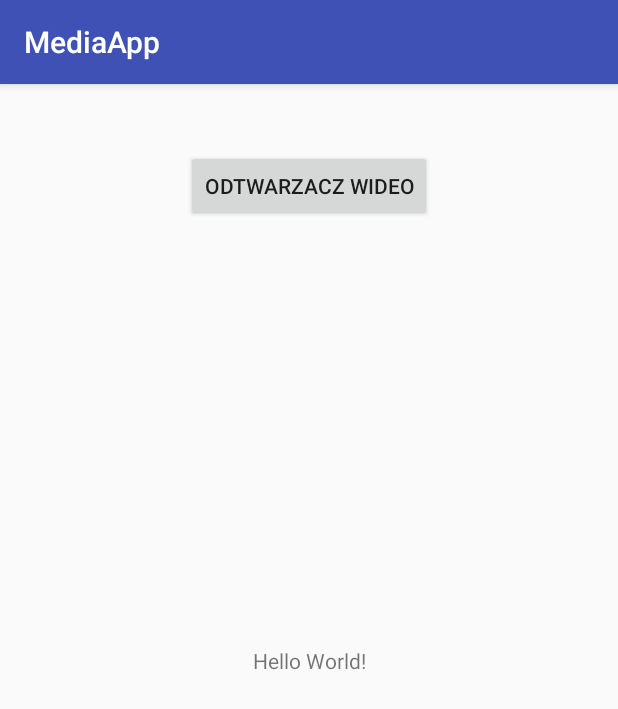
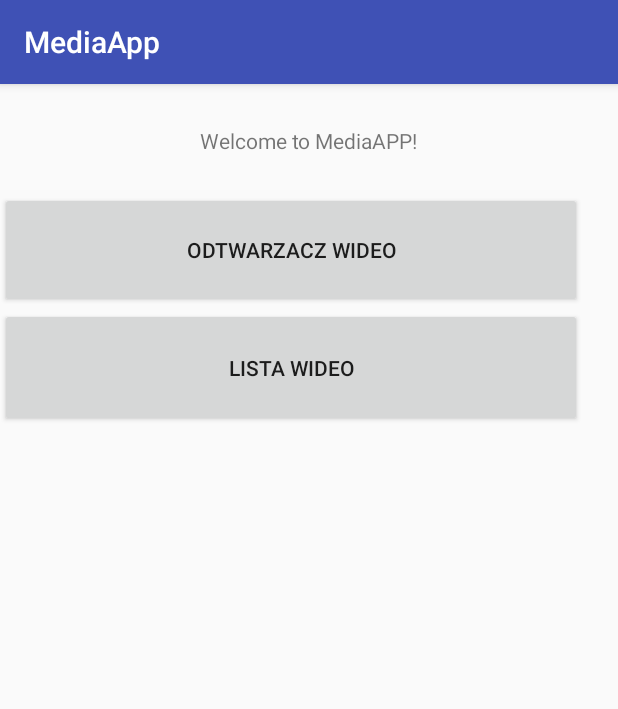
Before and after one commit to KamilPlisWSIZ/ProjektAplikacjeMobilne, an Android app: the screen it shows after launch (MainActivity), on a phone screen of 412 x 824 dp. Shown: the top 709 px of the screen. Run offline under Robolectric (Android 15) with nearby library versions, the phone set to English and light mode, and no system bars.

Commit message:
Dodanie listy filmów.

```diff
--- a/app/src/main/java/com/example/mediaapp/MainActivity.java
+++ b/app/src/main/java/com/example/mediaapp/MainActivity.java
@@ -8,20 +8,45 @@ import android.widget.Button;
 
 public class MainActivity extends AppCompatActivity {
 
+    private Button button1;
+    private Button button2;
+
+
+
     @Override
     protected void onCreate(Bundle savedInstanceState) {
         super.onCreate(savedInstanceState);
         setContentView(R.layout.activity_main);
 
-        Button yourButton = (Button) findViewById(R.id.button1);
-
-        yourButton.setOnClickListener(new View.OnClickListener(){
-            public void onClick(View v){
-                startActivity(new Intent(MainActivity.this, VideoPlayer.class));
+        button1 = (Button) findViewById(R.id.button1);
+        button1.setOnClickListener(new View.OnClickListener() {
+            @Override
+            public void onClick(View v) {
+                openVideosList();
             }
         });
 
+        button2 = (Button) findViewById(R.id.button2);
+        button2.setOnClickListener(new View.OnClickListener() {
+            @Override
+            public void onClick(View v) {
+                openVideoPlayer();
+            }
+        });
+
+    }
 
 
+    //button methods
+    public void openVideoPlayer(){
+        Intent intent = new Intent(this, VideoPlayer.class );
+        startActivity(intent);
     }
+
+    public void openVideosList(){
+        Intent intent = new Intent(this, VideosList.class );
+        startActivity(intent);
+    }
+
+
 }
--- a/app/src/main/res/layout/activity_main.xml
+++ b/app/src/main/res/layout/activity_main.xml
@@ -1,5 +1,6 @@
 <?xml version="1.0" encoding="utf-8"?>
-<android.support.constraint.ConstraintLayout xmlns:android="http://schemas.android.com/apk/res/android"
+<RelativeLayout
+    xmlns:android="http://schemas.android.com/apk/res/android"
     xmlns:app="http://schemas.android.com/apk/res-auto"
     xmlns:tools="http://schemas.android.com/tools"
     android:layout_width="match_parent"
@@ -9,22 +10,38 @@
     <TextView
         android:layout_width="wrap_content"
         android:layout_height="wrap_content"
-        android:text="Hello World!"
+        android:layout_alignParentTop="true"
+        android:layout_centerHorizontal="true"
+        android:layout_marginTop="28dp"
+        android:text="Welcome to MediaAPP!"
         app:layout_constraintBottom_toBottomOf="parent"
         app:layout_constraintLeft_toLeftOf="parent"
         app:layout_constraintRight_toRightOf="parent"
-        app:layout_constraintTop_toTopOf="parent" />
+        app:layout_constraintTop_toTopOf="parent"
+        app:layout_constraintVertical_bias="0.056" />
+
+    <Button
+        android:id="@+id/button2"
+        android:layout_width="388dp"
+        android:layout_height="77dp"
+        android:layout_alignParentStart="true"
+        android:layout_alignParentTop="true"
+        android:layout_marginTop="72dp"
+        android:text="Odtwarzacz wideo"
+        tools:layout_editor_absoluteX="-3dp"
+        tools:layout_editor_absoluteY="156dp" />
 
     <Button
         android:id="@+id/button1"
-        android:layout_width="wrap_content"
-        android:layout_height="wrap_content"
+        android:layout_width="388dp"
+        android:layout_height="79dp"
+        android:layout_alignParentStart="true"
+        android:layout_below="@+id/button2"
+        android:text="Lista wideo"
+        tools:layout_editor_absoluteX="-3dp"
+        tools:layout_editor_absoluteY="77dp" />
 
-        android:layout_marginTop="44dp"
 
-        android:text="Odtwarzacz wideo"
-        app:layout_constraintLeft_toLeftOf="parent"
-        app:layout_constraintRight_toRightOf="parent"
-        app:layout_constraintTop_toTopOf="parent" />
 
-</android.support.constraint.ConstraintLayout>
+
+</RelativeLayout>
```
Also changed, not shown: app/src/main/AndroidManifest.xml (+6 -1 lines), app/src/main/java/com/example/mediaapp/FullScreenMediaController.java (added, +62 -0 lines), app/src/main/java/com/example/mediaapp/VideoPlayer.java (+18 -1 lines), app/src/main/java/com/example/mediaapp/VideosList.java (added, +131 -0 lines), app/src/main/res/drawable/ic_fullscreen.xml (added, +9 -0 lines), app/src/main/res/drawable/ic_fullscreen_exit.xml (added, +9 -0 lines), app/src/main/res/layout/activity_videos_list.xml (added, +27 -0 lines).
